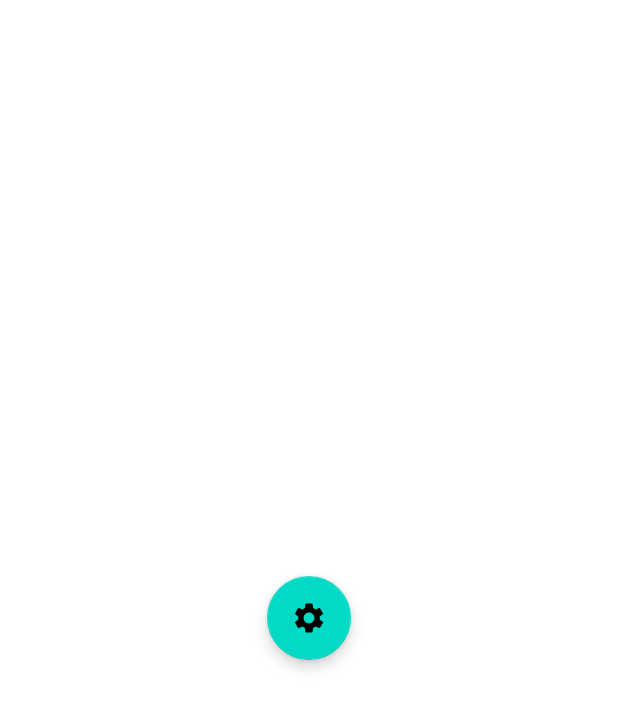
After one commit to rawrick/FlickList, an Android app: the layout fragment_profile.xml on its own in the app's theme, with its tools: preview values and no code run, on a phone screen of 412 x 824 dp. The commit adds this screen. Shown: the top 709 px of the screen. Run offline under Robolectric (Android 15) with nearby library versions, the phone set to English and light mode, and no system bars; network calls fail.

Commit message:
Added SettingsActivity

```diff
--- a/project/app/build.gradle
+++ b/project/app/build.gradle
@@ -43,6 +43,7 @@ dependencies {
     implementation 'androidx.lifecycle:lifecycle-viewmodel-ktx:2.3.1'
     implementation 'androidx.navigation:navigation-fragment:2.3.5'
     implementation 'androidx.navigation:navigation-ui:2.3.5'
+    implementation 'androidx.preference:preference:1.1.1'
     testImplementation 'junit:junit:4.13.2'
     androidTestImplementation 'androidx.test.ext:junit:1.1.3'
     androidTestImplementation 'androidx.test.espresso:espresso-core:3.4.0'
--- a/project/app/src/main/AndroidManifest.xml
+++ b/project/app/src/main/AndroidManifest.xml
@@ -3,7 +3,6 @@
     package="com.rawrick.flicklist">
 
     <uses-permission android:name="android.permission.INTERNET" />
-
     <uses-permission android:name="android.permission.ACCESS_NETWORK_STATE" />
 
     <application
@@ -14,6 +13,10 @@
         android:roundIcon="@mipmap/ic_launcher_round"
         android:supportsRtl="true"
         android:theme="@style/Theme.FlickList">
+        <activity
+            android:name=".SettingsActivity"
+            android:exported="true"
+            android:parentActivityName=".MainActivity"/>
         <activity
             android:name=".MainActivity"
             android:exported="true"
--- a/project/app/src/main/java/com/rawrick/flicklist/data/util/MovieProvider.java
+++ b/project/app/src/main/java/com/rawrick/flicklist/data/util/MovieProvider.java
@@ -1,4 +1,7 @@
 package com.rawrick.flicklist.data.util;
+
+import static com.rawrick.flicklist.data.tools.SettingsManager.getPreferenceAPIkey;
+import static com.rawrick.flicklist.data.util.APIRequest.key;
 
 import android.content.Context;
 import android.util.Log;
@@ -38,6 +41,7 @@ public class MovieProvider {
     }
 
     private void updateMoviesTrendingData(APIRequest.ResponseListener listener) {
+        key = getPreferenceAPIkey(context);
         APIRequest request = new APIRequest(APIRequest.Route.MOVIES_TRENDING_WEEK_DATA, context);
         request.send(listener);
     }
--- /dev/null
+++ b/project/app/src/main/res/drawable/ic_settings.xml
@@ -0,0 +1,10 @@
+<vector xmlns:android="http://schemas.android.com/apk/res/android"
+    android:width="24dp"
+    android:height="24dp"
+    android:viewportWidth="24"
+    android:viewportHeight="24"
+    android:tint="?attr/colorControlNormal">
+  <path
+      android:fillColor="@android:color/white"
+      android:pathData="M19.14,12.94c0.04,-0.3 0.06,-0.61 0.06,-0.94c0,-0.32 -0.02,-0.64 -0.07,-0.94l2.03,-1.58c0.18,-0.14 0.23,-0.41 0.12,-0.61l-1.92,-3.32c-0.12,-0.22 -0.37,-0.29 -0.59,-0.22l-2.39,0.96c-0.5,-0.38 -1.03,-0.7 -1.62,-0.94L14.4,2.81c-0.04,-0.24 -0.24,-0.41 -0.48,-0.41h-3.84c-0.24,0 -0.43,0.17 -0.47,0.41L9.25,5.35C8.66,5.59 8.12,5.92 7.63,6.29L5.24,5.33c-0.22,-0.08 -0.47,0 -0.59,0.22L2.74,8.87C2.62,9.08 2.66,9.34 2.86,9.48l2.03,1.58C4.84,11.36 4.8,11.69 4.8,12s0.02,0.64 0.07,0.94l-2.03,1.58c-0.18,0.14 -0.23,0.41 -0.12,0.61l1.92,3.32c0.12,0.22 0.37,0.29 0.59,0.22l2.39,-0.96c0.5,0.38 1.03,0.7 1.62,0.94l0.36,2.54c0.05,0.24 0.24,0.41 0.48,0.41h3.84c0.24,0 0.44,-0.17 0.47,-0.41l0.36,-2.54c0.59,-0.24 1.13,-0.56 1.62,-0.94l2.39,0.96c0.22,0.08 0.47,0 0.59,-0.22l1.92,-3.32c0.12,-0.22 0.07,-0.47 -0.12,-0.61L19.14,12.94zM12,15.6c-1.98,0 -3.6,-1.62 -3.6,-3.6s1.62,-3.6 3.6,-3.6s3.6,1.62 3.6,3.6S13.98,15.6 12,15.6z"/>
+</vector>
--- /dev/null
+++ b/project/app/src/main/res/layout/fragment_profile.xml
@@ -0,0 +1,18 @@
+<?xml version="1.0" encoding="utf-8"?>
+<androidx.constraintlayout.widget.ConstraintLayout xmlns:android="http://schemas.android.com/apk/res/android"
+    xmlns:app="http://schemas.android.com/apk/res-auto"
+    android:layout_width="match_parent"
+    android:layout_height="match_parent">
+
+    <com.google.android.material.floatingactionbutton.FloatingActionButton
+        android:id="@+id/test_fab_settings"
+        android:layout_width="wrap_content"
+        android:layout_height="wrap_content"
+        android:src="@drawable/ic_settings"
+        style="@style/homeFAB"
+        app:layout_constraintBottom_toBottomOf="parent"
+        app:layout_constraintLeft_toLeftOf="parent"
+        app:layout_constraintRight_toRightOf="parent"
+        app:layout_constraintTop_toTopOf="parent" />
+
+</androidx.constraintlayout.widget.ConstraintLayout>
--- a/project/app/src/main/res/values-night/themes.xml
+++ b/project/app/src/main/res/values-night/themes.xml
@@ -6,7 +6,7 @@
         <item name="colorPrimaryVariant">@color/purple_700</item>
         <item name="colorOnPrimary">@color/black</item>
         <!-- Secondary brand color. -->
-        <item name="colorSecondary">@color/defaultBackgroundDark</item>
+        <item name="colorSecondary">@color/colorPrimary</item>
         <item name="colorSecondaryVariant">@color/teal_200</item>
         <item name="colorOnSecondary">@color/black</item>
         <!-- Status bar color. -->
@@ -28,6 +28,7 @@
         <item name="tint">@color/colorPrimary</item>
         <item name="borderWidth">0dp</item>
         <item name="elevation">0dp</item>
+        <item name="backgroundTint">@color/defaultBackgroundDark</item>
     </style>
 
     <style name="ImageViewRoundedCorners">
@@ -35,4 +36,8 @@
         <item name="cornerSize">@dimen/default_rounded_corners</item>
     </style>
 
+    <style name="Toolbar">
+        <item name="android:background">@color/variation1BackgroundDark</item>
+    </style>
+
 </resources>
```
Also changed, not shown: project/app/src/main/java/com/rawrick/flicklist/SettingsActivity.java (added, +42 -0 lines), project/app/src/main/java/com/rawrick/flicklist/data/tools/SettingsManager.java (added, +16 -0 lines), project/app/src/main/java/com/rawrick/flicklist/data/util/APIRequest.java (+5 -2 lines), project/app/src/main/java/com/rawrick/flicklist/ui/profile/ProfileFragment.java (+25 -14 lines), project/app/src/main/java/com/rawrick/flicklist/ui/settings/SettingsFragment.java (added, +16 -0 lines), project/app/src/main/res/layout/activity_settings.xml (added, +25 -0 lines), project/app/src/main/res/layout/nav_toolbar.xml (added, +19 -0 lines), project/app/src/main/res/xml/preferences.xml (added, +13 -0 lines).
